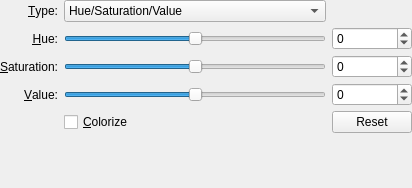
The window that plugins/filters/colorsfilters/wdg_hsv_adjustment.ui (KDE/krita) describes before a commit, drawn with Qt 5.
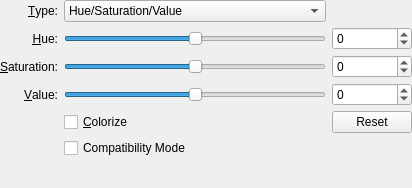
The same window after the commit. Custom widgets are drawn as their Qt base class.

Diff of the .ui file:
```diff
--- a/plugins/filters/colorsfilters/wdg_hsv_adjustment.ui
+++ b/plugins/filters/colorsfilters/wdg_hsv_adjustment.ui
@@ -236,6 +236,13 @@
      </property>
     </widget>
    </item>
+   <item row="10" column="1">
+    <widget class="QCheckBox" name="chkCompatibilityMode">
+     <property name="text">
+      <string>Compatibility Mode</string>
+     </property>
+    </widget>
+   </item>
   </layout>
  </widget>
  <customwidgets>
```
